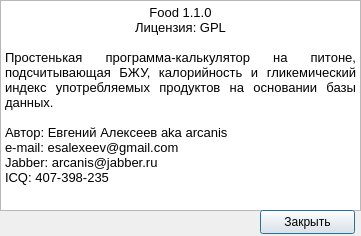
arcan1s/food_gui, file source/about.ui: the form before one commit.
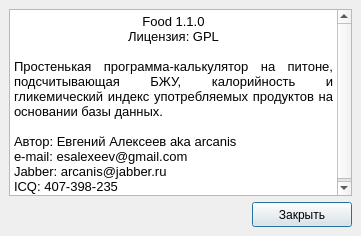
The form after the commit.

The edit to the form file:
```diff
--- a/source/about.ui
+++ b/source/about.ui
@@ -10,22 +10,28 @@
     <height>236</height>
    </rect>
   </property>
+  <property name="minimumSize">
+   <size>
+    <width>361</width>
+    <height>236</height>
+   </size>
+  </property>
   <property name="windowTitle">
    <string>О программе</string>
   </property>
   <widget class="QWidget" name="centralwidget">
+   <property name="minimumSize">
+    <size>
+     <width>361</width>
+     <height>236</height>
+    </size>
+   </property>
+   <layout class="QGridLayout" name="gridLayout">
+    <item row="0" column="1">
    <widget class="QTextBrowser" name="about">
     <property name="enabled">
      <bool>true</bool>
     </property>
-    <property name="geometry">
-     <rect>
-      <x>0</x>
-      <y>0</y>
-      <width>361</width>
-      <height>211</height>
-     </rect>
-    </property>
     <property name="focusPolicy">
      <enum>Qt::NoFocus</enum>
     </property>
@@ -48,14 +54,41 @@
 &lt;p style=&quot; margin-top:0px; margin-bottom:0px; margin-left:0px; margin-right:0px; -qt-block-indent:0; text-indent:0px;&quot;&gt;ICQ: 407-398-235&lt;/p&gt;&lt;/body&gt;&lt;/html&gt;</string>
     </property>
    </widget>
+    </item>
+    <item row="1" column="1">
+     <layout class="QHBoxLayout" name="horizontalLayout">
+      <item>
+       <spacer name="horizontalSpacer">
+        <property name="orientation">
+         <enum>Qt::Horizontal</enum>
+        </property>
+        <property name="sizeHint" stdset="0">
+         <size>
+          <width>40</width>
+          <height>20</height>
+         </size>
+        </property>
+       </spacer>
+      </item>
+      <item>
    <widget class="QPushButton" name="exit">
-    <property name="geometry">
-     <rect>
-      <x>260</x>
-      <y>210</y>
-      <width>95</width>
-      <height>24</height>
-     </rect>
+        <property name="sizePolicy">
+         <sizepolicy hsizetype="Fixed" vsizetype="Fixed">
+          <horstretch>0</horstretch>
+          <verstretch>0</verstretch>
+         </sizepolicy>
+        </property>
+        <property name="minimumSize">
+         <size>
+          <width>100</width>
+          <height>25</height>
+         </size>
+        </property>
+        <property name="maximumSize">
+         <size>
+          <width>100</width>
+          <height>25</height>
+         </size>
     </property>
     <property name="text">
      <string>Закрыть</string>
@@ -64,6 +97,10 @@
      <bool>true</bool>
     </property>
    </widget>
+      </item>
+     </layout>
+    </item>
+   </layout>
   </widget>
  </widget>
  <resources/>
```
Left out of the diff: 19 changed lines with no effect on the pictures. Lines whose indentation alone changed are shown as unchanged.
